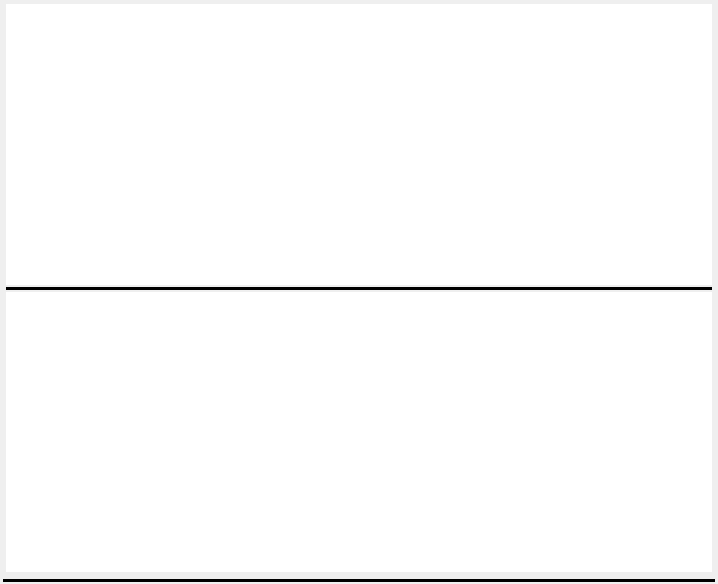
Qt form card_view/deckplay.ui (Szybet/sanki) before a commit.
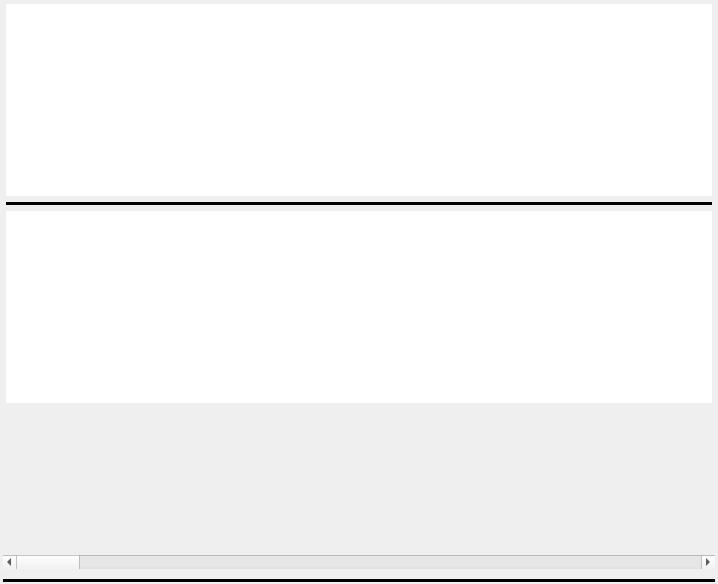
The same form after that commit.

```diff
--- a/card_view/deckplay.ui
+++ b/card_view/deckplay.ui
@@ -16,7 +16,7 @@
   <widget class="QWidget" name="centralwidget">
    <layout class="QVBoxLayout" name="verticalLayout">
     <property name="spacing">
-     <number>5</number>
+     <number>10</number>
     </property>
     <property name="leftMargin">
      <number>3</number>
@@ -32,6 +32,9 @@
     </property>
     <item>
      <layout class="QGridLayout" name="gridCard">
+      <property name="verticalSpacing">
+       <number>10</number>
+      </property>
       <item row="0" column="0">
        <widget class="QScrollArea" name="scrollArea">
         <property name="frameShape">
@@ -43,8 +46,11 @@
         <property name="lineWidth">
          <number>0</number>
         </property>
+        <property name="verticalScrollBarPolicy">
+         <enum>Qt::ScrollBarAsNeeded</enum>
+        </property>
         <property name="horizontalScrollBarPolicy">
-         <enum>Qt::ScrollBarAlwaysOff</enum>
+         <enum>Qt::ScrollBarAsNeeded</enum>
         </property>
         <property name="widgetResizable">
          <bool>true</bool>
@@ -55,10 +61,10 @@
            <x>0</x>
            <y>0</y>
            <width>710</width>
-           <height>563</height>
+           <height>529</height>
           </rect>
          </property>
-         <layout class="QGridLayout" name="gridLayout">
+         <layout class="QVBoxLayout" name="verticalLayout_2">
           <property name="leftMargin">
            <number>3</number>
           </property>
@@ -71,13 +77,35 @@
           <property name="bottomMargin">
            <number>2</number>
           </property>
-          <property name="horizontalSpacing">
-           <number>5</number>
-          </property>
-          <property name="verticalSpacing">
-           <number>2</number>
-          </property>
-          <item row="1" column="0">
+          <item>
+           <widget class="QTextBrowser" name="textFrontCard">
+            <property name="sizePolicy">
+             <sizepolicy hsizetype="Minimum" vsizetype="Fixed">
+              <horstretch>0</horstretch>
+              <verstretch>0</verstretch>
+             </sizepolicy>
+            </property>
+            <property name="frameShape">
+             <enum>QFrame::NoFrame</enum>
+            </property>
+            <property name="frameShadow">
+             <enum>QFrame::Plain</enum>
+            </property>
+            <property name="lineWidth">
+             <number>0</number>
+            </property>
+            <property name="verticalScrollBarPolicy">
+             <enum>Qt::ScrollBarAlwaysOff</enum>
+            </property>
+            <property name="horizontalScrollBarPolicy">
+             <enum>Qt::ScrollBarAsNeeded</enum>
+            </property>
+            <property name="textInteractionFlags">
+             <set>Qt::NoTextInteraction</set>
+            </property>
+           </widget>
+          </item>
+          <item>
            <widget class="Line" name="line">
             <property name="frameShadow">
              <enum>QFrame::Plain</enum>
@@ -90,8 +118,14 @@
             </property>
            </widget>
           </item>
-          <item row="2" column="0">
+          <item>
            <widget class="QTextBrowser" name="textBackCard">
+            <property name="sizePolicy">
+             <sizepolicy hsizetype="Minimum" vsizetype="Fixed">
+              <horstretch>0</horstretch>
+              <verstretch>0</verstretch>
+             </sizepolicy>
+            </property>
             <property name="frameShape">
              <enum>QFrame::NoFrame</enum>
             </property>
@@ -105,34 +139,25 @@
              <enum>Qt::ScrollBarAlwaysOff</enum>
             </property>
             <property name="horizontalScrollBarPolicy">
-             <enum>Qt::ScrollBarAlwaysOff</enum>
+             <enum>Qt::ScrollBarAsNeeded</enum>
             </property>
             <property name="textInteractionFlags">
              <set>Qt::NoTextInteraction</set>
             </property>
            </widget>
           </item>
-          <item row="0" column="0">
-           <widget class="QTextBrowser" name="textFrontCard">
-            <property name="frameShape">
-             <enum>QFrame::NoFrame</enum>
+          <item>
+           <spacer name="verticalSpacer">
+            <property name="orientation">
+             <enum>Qt::Vertical</enum>
             </property>
-            <property name="frameShadow">
-             <enum>QFrame::Plain</enum>
+            <property name="sizeHint" stdset="0">
+             <size>
+              <width>0</width>
+              <height>0</height>
+             </size>
             </property>
-            <property name="lineWidth">
-             <number>0</number>
-            </property>
-            <property name="verticalScrollBarPolicy">
-             <enum>Qt::ScrollBarAlwaysOff</enum>
-            </property>
-            <property name="horizontalScrollBarPolicy">
-             <enum>Qt::ScrollBarAlwaysOff</enum>
-            </property>
-            <property name="textInteractionFlags">
-             <set>Qt::NoTextInteraction</set>
-            </property>
-           </widget>
+           </spacer>
           </item>
          </layout>
         </widget>
@@ -140,6 +165,13 @@
       </item>
      </layout>
     </item>
+    <item>
+     <widget class="QScrollBar" name="horizontalScrollBar">
+      <property name="orientation">
+       <enum>Qt::Horizontal</enum>
+      </property>
+     </widget>
+    </item>
     <item>
      <widget class="Line" name="line_2">
       <property name="frameShadow">
```
